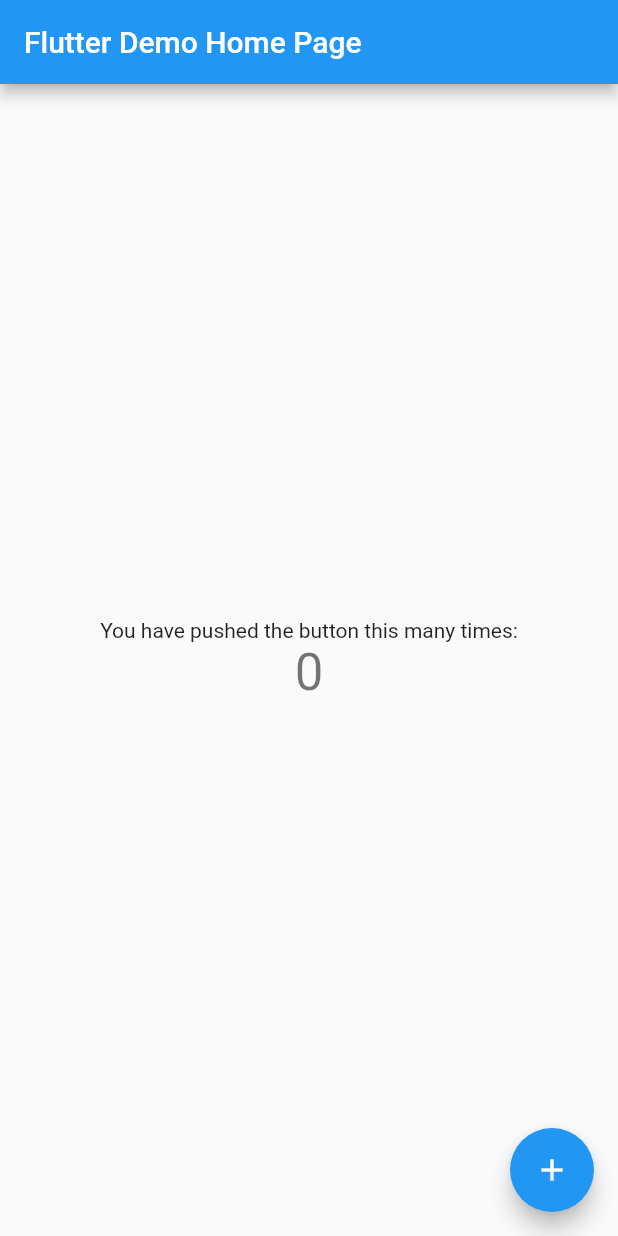
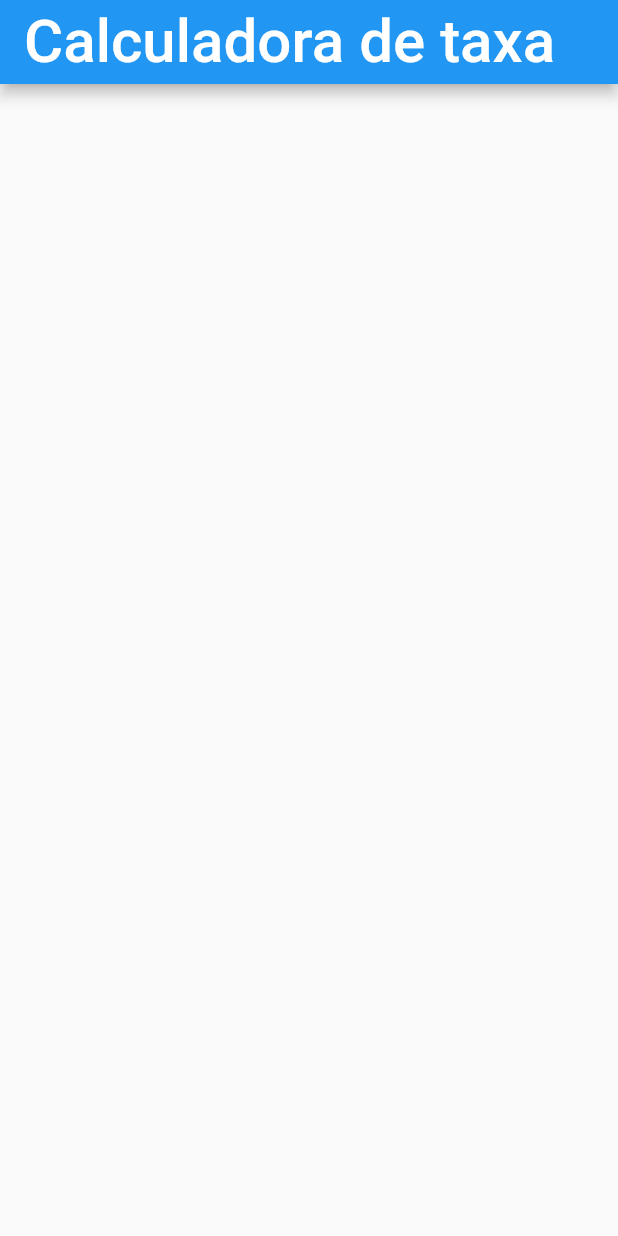
Before and after one commit to tandavala/calculadora-de-taxa, a Flutter app: the screen it shows after launch, on a phone screen of 412 x 824 dp. Run offline on Flutter 3.47's test engine with Material 2 defaults, Android fonts, the phone set to English and light mode, and no system bars.

Commit message:
make the main UI Struture

```diff
--- a/lib/main.dart
+++ b/lib/main.dart
@@ -1,111 +1,45 @@
 import 'package:flutter/material.dart';
 
-void main() => runApp(MyApp());
 
-class MyApp extends StatelessWidget {
-  // This widget is the root of your application.
+void main(){
+  runApp(
+    MaterialApp(
+      debugShowCheckedModeBanner: false,
+      title: 'Calculadora de taxa',
+      home: SIForm(),
+    )
+  );
+}
+
+class SIForm extends StatefulWidget {
+  @override
+  State<StatefulWidget> createState() {
+
+    return _SIFormState();
+  }
+
+}
+
+class _SIFormState extends State<SIForm> {
+  var _currincies = ['Kwanza', 'Dollars','Euro'];
   @override
   Widget build(BuildContext context) {
-    return MaterialApp(
-      title: 'Flutter Demo',
-      theme: ThemeData(
-        // This is the theme of your application.
-        //
-        // Try running your application with "flutter run". You'll see the
-        // application has a blue toolbar. Then, without quitting the app, try
-        // changing the primarySwatch below to Colors.green and then invoke
-        // "hot reload" (press "r" in the console where you ran "flutter run",
-        // or simply save your changes to "hot reload" in a Flutter IDE).
-        // Notice that the counter didn't reset back to zero; the application
-        // is not restarted.
-        primarySwatch: Colors.blue,
-      ),
-      home: MyHomePage(title: 'Flutter Demo Home Page'),
-    );
-  }
-}
 
-class MyHomePage extends StatefulWidget {
-  MyHomePage({Key key, this.title}) : super(key: key);
-
-  // This widget is the home page of your application. It is stateful, meaning
-  // that it has a State object (defined below) that contains fields that affect
-  // how it looks.
-
-  // This class is the configuration for the state. It holds the values (in this
-  // case the title) provided by the parent (in this case the App widget) and
-  // used by the build method of the State. Fields in a Widget subclass are
-  // always marked "final".
-
-  final String title;
-
-  @override
-  _MyHomePageState createState() => _MyHomePageState();
-}
-
-class _MyHomePageState extends State<MyHomePage> {
-  int _counter = 0;
-
-  void _incrementCounter() {
-    setState(() {
-      // This call to setState tells the Flutter framework that something has
-      // changed in this State, which causes it to rerun the build method below
-      // so that the display can reflect the updated values. If we changed
-      // _counter without calling setState(), then the build method would not be
-      // called again, and so nothing would appear to happen.
-      _counter++;
-    });
-  }
-
-  @override
-  Widget build(BuildContext context) {
-    // This method is rerun every time setState is called, for instance as done
-    // by the _incrementCounter method above.
-    //
-    // The Flutter framework has been optimized to make rerunning build methods
-    // fast, so that you can just rebuild anything that needs updating rather
-    // than having to individually change instances of widgets.
     return Scaffold(
       appBar: AppBar(
-        // Here we take the value from the MyHomePage object that was created by
-        // the App.build method, and use it to set our appbar title.
-        title: Text(widget.title),
+        title: Text(
+          "Calculadora de taxa",
+          style: TextStyle(fontSize: 40.0),
+        ),
       ),
-      body: Center(
-        // Center is a layout widget. It takes a single child and positions it
-        // in the middle of the parent.
+      body: Container(
         child: Column(
-          // Column is also layout widget. It takes a list of children and
-          // arranges them vertically. By default, it sizes itself to fit its
-          // children horizontally, and tries to be as tall as its parent.
-          //
-          // Invoke "debug painting" (press "p" in the console, choose the
-          // "Toggle Debug Paint" action from the Flutter Inspector in Android
-          // Studio, or the "Toggle Debug Paint" command in Visual Studio Code)
-          // to see the wireframe for each widget.
-          //
-          // Column has various properties to control how it sizes itself and
-          // how it positions its children. Here we use mainAxisAlignment to
-          // center the children vertically; the main axis here is the vertical
-          // axis because Columns are vertical (the cross axis would be
-          // horizontal).
-          mainAxisAlignment: MainAxisAlignment.center,
           children: <Widget>[
-            Text(
-              'You have pushed the button this many times:',
-            ),
-            Text(
-              '$_counter',
-              style: Theme.of(context).textTheme.display1,
-            ),
+
           ],
         ),
       ),
-      floatingActionButton: FloatingActionButton(
-        onPressed: _incrementCounter,
-        tooltip: 'Increment',
-        child: Icon(Icons.add),
-      ), // This trailing comma makes auto-formatting nicer for build methods.
     );
   }
+
 }
--- a/pubspec.yaml
+++ b/pubspec.yaml
@@ -1,4 +1,4 @@
-name: calculadora_juro
+name: calculadora_taxa
 description: A new Flutter project.
 
 # The following defines the version and build number for your application.
```
Also changed, not shown: 1 other file.
